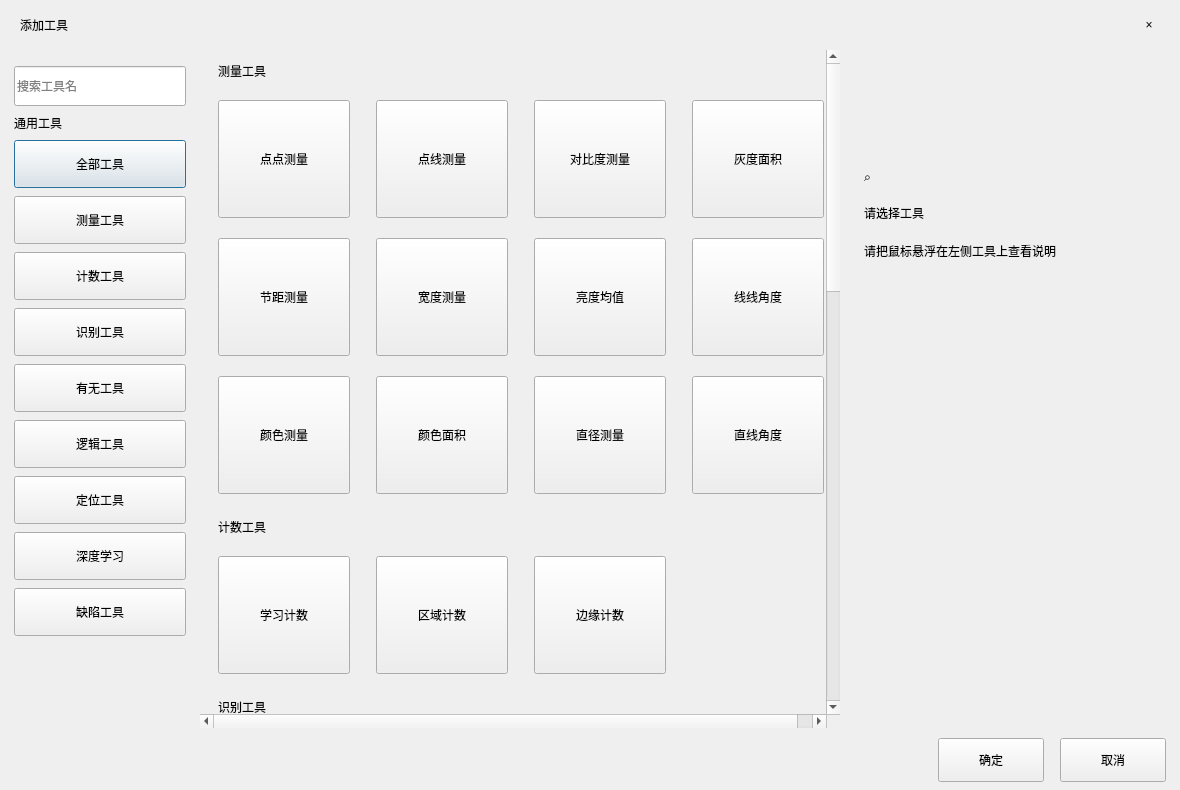
Above: ui/ToolLibraryDialog.ui from kunlingertfk-lang/-v2- before the change. Below: the same form after it.
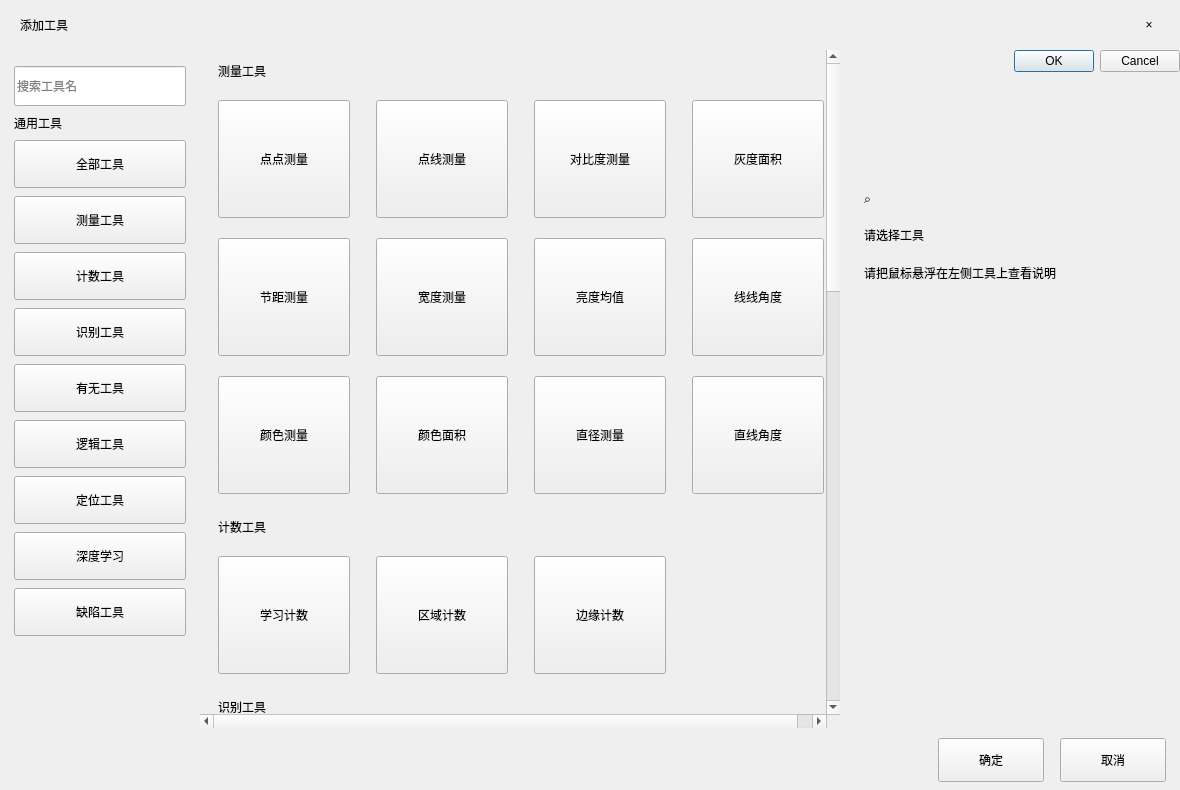
That is the form after the change. Icons and pictures are not drawn.

What changed in the file:
```diff
--- a/ui/ToolLibraryDialog.ui
+++ b/ui/ToolLibraryDialog.ui
@@ -2034,6 +2034,13 @@
          <property name="bottomMargin">
           <number>0</number>
          </property>
+         <item>
+          <widget class="QDialogButtonBox" name="buttonBox">
+           <property name="standardButtons">
+            <set>QDialogButtonBox::Cancel|QDialogButtonBox::Ok</set>
+           </property>
+          </widget>
+         </item>
          <item>
           <widget class="QFrame" name="toolPreviewGraphic">
            <property name="frameShape">
```
Left out of the diff: 60 changed lines with no effect on the pictures.
